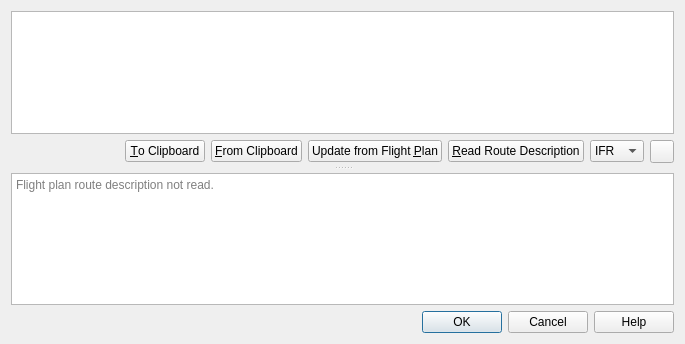
First picture: the form in src/route/routestringdialog.ui, repository albar965/littlenavmap, before the edit.
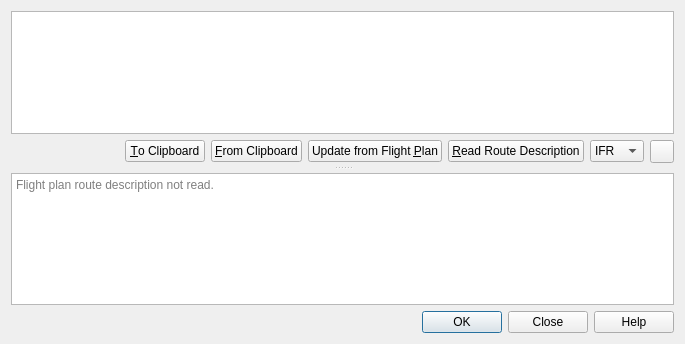
Second picture: the form after the edit. Icons and pictures are not drawn.

Commit message: Small GUI change in route string dialog. Change cancel to close button since settings are kept on closing.

Patch:
```diff
--- a/src/route/routestringdialog.ui
+++ b/src/route/routestringdialog.ui
@@ -198,7 +198,7 @@
       <enum>Qt::Horizontal</enum>
      </property>
      <property name="standardButtons">
-      <set>QDialogButtonBox::Cancel|QDialogButtonBox::Help|QDialogButtonBox::Ok</set>
+      <set>QDialogButtonBox::Close|QDialogButtonBox::Help|QDialogButtonBox::Ok</set>
      </property>
     </widget>
    </item>
```
